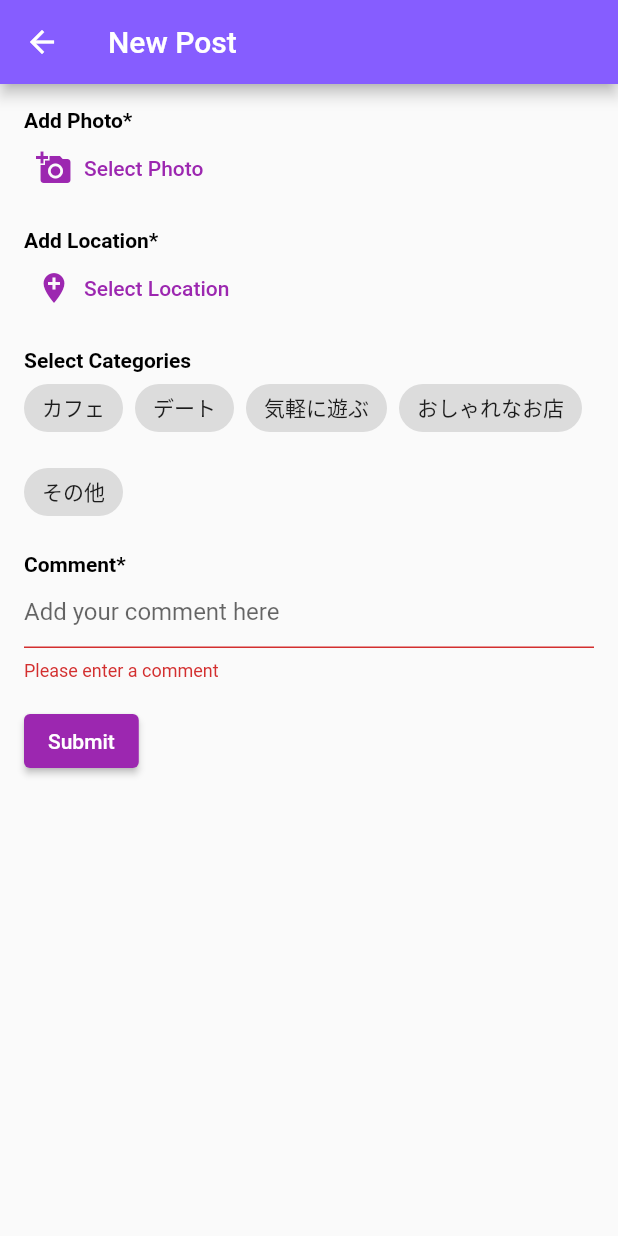
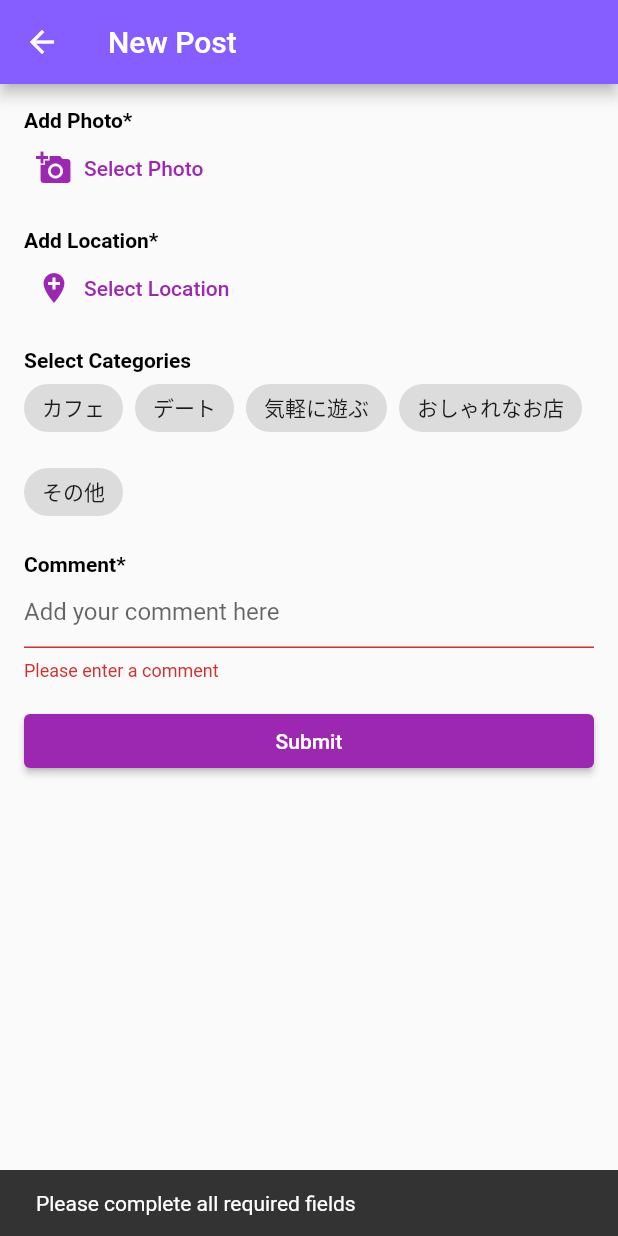
Before and after one commit to gakuto-higuchi/tourmate_app, a Flutter app: the NewPostPage screen opened by its route, after a tap on "Submit", on a phone screen of 412 x 824 dp. Run offline on Flutter 3.47's test engine with Material 2 defaults, Android fonts, the phone set to English and light mode, and no system bars; our stand-ins replace cloud_firestore, firebase_auth, firebase_core, firebase_storage, geolocator, google_maps_flutter and 2 more; missing offline and left inert: google_maps_webservice; accounts and stored records are empty; generated files the repository leaves out were written again.

Commit message:
[add] post_map_pageの変更に応じてnew_post_pageも変更する

```diff
--- a/lib/new_post_page.dart
+++ b/lib/new_post_page.dart
@@ -18,7 +18,8 @@ class _NewPostPageState extends State<NewPostPage> {
   final TextEditingController _commentController = TextEditingController();
   final ImagePicker _picker = ImagePicker();
   List<XFile>? _images;
-  LatLng? _pickedLocation;
+  List<LatLng> _pickedLocations = [];
+  List<String> _pickedNames = []; // New property to store picked names
   List<String> _categories = ["カフェ", "デート", "気軽に遊ぶ", "おしゃれなお店", "その他"];
   List<String> _selectedCategories = [];
 
@@ -72,10 +73,10 @@ class _NewPostPageState extends State<NewPostPage> {
                   icon: const Icon(Icons.add_location),
                   label: const Text('Select Location'),
                 ),
-                // Display picked location
-                if (_pickedLocation != null)
+                // Display picked locations
+                if (_pickedLocations.isNotEmpty)
                   Text(
-                      'Location: ${_pickedLocation!.latitude}, ${_pickedLocation!.longitude}'),
+                      'Locations: ${_pickedLocations.map((location) => '(${location.latitude}, ${location.longitude})').join(', ')}'),
                 SizedBox(height: 16),
                 Text(
                   'Select Categories',
@@ -118,13 +119,15 @@ class _NewPostPageState extends State<NewPostPage> {
                     }
                     return null;
                   },
+                  maxLines: null,
                 ),
+                SizedBox(height: 16),
                 // Submit button
-                Padding(
-                  padding: const EdgeInsets.symmetric(vertical: 16.0),
+                SizedBox(
+                  width: double.infinity,
                   child: ElevatedButton(
-                    onPressed: _submitPost,
-                    child: const Text('Submit'),
+                    onPressed: _submit,
+                    child: Text('Submit'),
                   ),
                 ),
               ],
@@ -136,62 +139,70 @@ class _NewPostPageState extends State<NewPostPage> {
   }
 
   Future<void> _addPhoto() async {
-    final pickedImages = await _picker.pickMultiImage();
-    if (pickedImages != null) {
+    final images = await _picker.pickMultiImage();
+    if (images != null) {
       setState(() {
-        _images = pickedImages;
+        _images = images;
       });
     }
   }
 
   Future<void> _selectLocation() async {
-// Navigate to GoogleMapPage and get the picked location
-// You need to implement the functionality to pick a location in GoogleMapPage and pass the picked location back
-    final pickedLocation = await Navigator.push<LatLng>(
+    final result = await Navigator.push(
       context,
       MaterialPageRoute(
         builder: (context) => NewPostMap(),
       ),
     );
-    if (pickedLocation != null) {
+
+    if (result != null && result is List<List>) {
       setState(() {
-        _pickedLocation = pickedLocation;
+        _pickedLocations = result[0].cast<LatLng>();
+        _pickedNames = result[1].cast<String>();
       });
     }
   }
 
-  Future<void> _submitPost() async {
-    if (_formKey.currentState!.validate()) {
-// Save the post to Firestore
+  Future<void> _submit() async {
+    if (_formKey.currentState!.validate() &&
+        _images != null &&
+        _pickedLocations.isNotEmpty &&
+        _pickedNames.isNotEmpty) {
       final user = FirebaseAuth.instance.currentUser;
-      if (user != null) {
-        final postRef = FirebaseFirestore.instance
+      final docRef = FirebaseFirestore.instance
           .collection('users')
-            .doc(user.uid)
+          .doc(user!.uid)
           .collection('posts')
           .doc();
-        await postRef.set({
-          'images': _images!.map((image) => image.path).toList(),
-          'location': GeoPoint(
-            _pickedLocation!.latitude,
-            _pickedLocation!.longitude,
-          ),
+
+      // Save post details to Firestore
+      await docRef.set({
+        'comment': _commentController.text,
+        'createdAt': Timestamp.now(),
         'categories': _selectedCategories,
-          'comment': _commentController.text,
-          'timestamp': Timestamp.now(),
+        'locations': _pickedLocations
+            .asMap()
+            .entries
+            .map((entry) => {
+                  'latitude': entry.value.latitude,
+                  'longitude': entry.value.longitude,
+                  'name': _pickedNames[entry.key],
+                })
+            .toList(),
       });
-        // Show success message
+
+      // Save photos to Firebase Storage
+      // ... (Firebase Storage への画像のアップロードコードをここに追加)
+
       ScaffoldMessenger.of(context).showSnackBar(
-          const SnackBar(content: Text('Post submitted successfully')),
+        SnackBar(content: Text('Post submitted successfully')),
       );
 
-        // Navigate back to the previous page
       Navigator.pop(context);
     } else {
       ScaffoldMessenger.of(context).showSnackBar(
-          const SnackBar(content: Text('Error: User not logged in')),
+        SnackBar(content: Text('Please complete all required fields')),
       );
     }
   }
 }
-}
```
Lines whose indentation alone changed are shown as unchanged.
